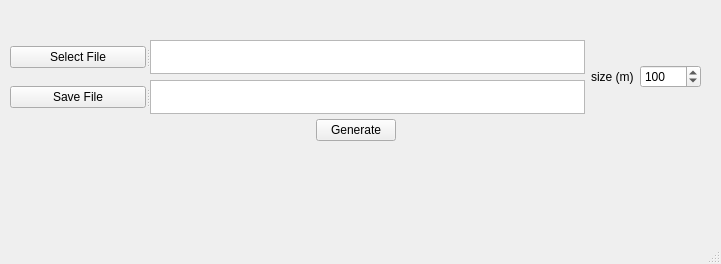
Qt form mainwindow.ui (mateus-ev/QtKmlCreator) before a commit.
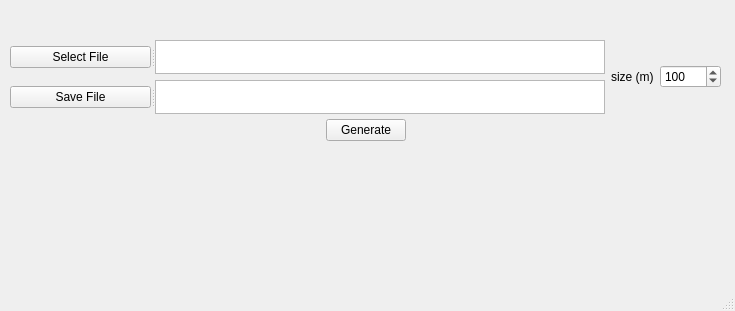
The same form after that commit.

Patch:
```diff
--- a/mainwindow.ui
+++ b/mainwindow.ui
@@ -6,20 +6,20 @@
    <rect>
     <x>0</x>
     <y>0</y>
-    <width>721</width>
-    <height>264</height>
+    <width>735</width>
+    <height>311</height>
    </rect>
   </property>
   <property name="windowTitle">
    <string>.kml creator</string>
   </property>
   <widget class="QWidget" name="centralwidget">
-   <widget class="QWidget" name="">
+   <widget class="QWidget" name="layoutWidget">
     <property name="geometry">
      <rect>
       <x>10</x>
       <y>40</y>
-      <width>691</width>
+      <width>711</width>
       <height>101</height>
      </rect>
     </property>
@@ -33,7 +33,7 @@
            <property name="orientation">
             <enum>Qt::Horizontal</enum>
            </property>
-           <widget class="QWidget" name="">
+           <widget class="QWidget" name="layoutWidget">
             <layout class="QGridLayout" name="gridLayout">
              <item row="0" column="0">
               <widget class="QPushButton" name="inputFileButton">
@@ -65,7 +65,7 @@
            <property name="orientation">
             <enum>Qt::Horizontal</enum>
            </property>
-           <widget class="QWidget" name="">
+           <widget class="QWidget" name="layoutWidget">
             <layout class="QHBoxLayout" name="horizontalLayout_2">
              <item>
               <widget class="QPushButton" name="outputDirButton">
```
Left out of the diff: 2 changed lines with no effect on the pictures.
